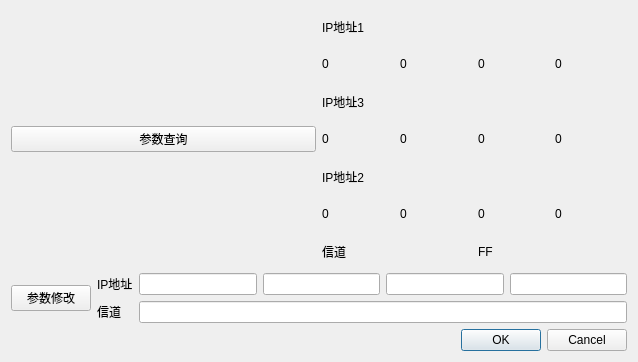
The window that argsetup.ui (ishamo/boom) describes before a commit, drawn with Qt 5.
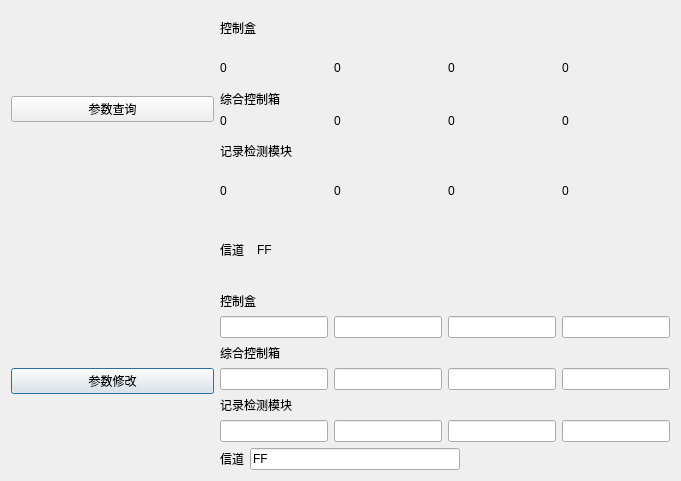
The same window after the commit.

Patch:
```diff
--- a/argsetup.ui
+++ b/argsetup.ui
@@ -6,8 +6,8 @@
    <rect>
     <x>0</x>
     <y>0</y>
-    <width>638</width>
-    <height>362</height>
+    <width>681</width>
+    <height>481</height>
    </rect>
   </property>
   <property name="windowTitle">
@@ -17,21 +17,12 @@
    <bool>true</bool>
   </property>
   <layout class="QGridLayout" name="gridLayout">
-   <item row="0" column="0">
-    <layout class="QHBoxLayout" name="horizontalLayout_6">
-     <item>
-      <widget class="QPushButton" name="pushButton">
-       <property name="text">
-        <string>参数查询</string>
-       </property>
-      </widget>
-     </item>
-     <item>
-      <layout class="QVBoxLayout" name="verticalLayout_2">
+   <item row="0" column="1" colspan="2">
+    <layout class="QVBoxLayout" name="verticalLayout_7">
        <item>
         <widget class="QLabel" name="label">
          <property name="text">
-          <string>IP地址1</string>
+        <string>控制盒</string>
          </property>
         </widget>
        </item>
@@ -67,49 +58,48 @@
          </item>
         </layout>
        </item>
-       <item>
-        <widget class="QLabel" name="label_17">
-         <property name="text">
-          <string>IP地址3</string>
-         </property>
-        </widget>
-       </item>
-       <item>
-        <layout class="QHBoxLayout" name="horizontalLayout_3">
-         <item>
-          <widget class="QLabel" name="label_19">
-           <property name="text">
-            <string>0</string>
-           </property>
-          </widget>
-         </item>
-         <item>
-          <widget class="QLabel" name="label_20">
-           <property name="text">
-            <string>0</string>
-           </property>
-          </widget>
-         </item>
-         <item>
-          <widget class="QLabel" name="label_21">
-           <property name="text">
-            <string>0</string>
-           </property>
-          </widget>
-         </item>
-         <item>
-          <widget class="QLabel" name="label_22">
-           <property name="text">
-            <string>0</string>
-           </property>
-          </widget>
-         </item>
-        </layout>
-       </item>
+    </layout>
+   </item>
+   <item row="3" column="2">
+    <widget class="QLabel" name="label_9">
+     <property name="text">
+      <string>FF</string>
+     </property>
+    </widget>
+   </item>
+   <item row="4" column="0">
+    <widget class="QPushButton" name="pushButton_2">
+     <property name="text">
+      <string>参数修改</string>
+     </property>
+    </widget>
+   </item>
+   <item row="3" column="1">
+    <widget class="QLabel" name="label_2">
+     <property name="maximumSize">
+      <size>
+       <width>31</width>
+       <height>16777215</height>
+      </size>
+     </property>
+     <property name="text">
+      <string>信道</string>
+     </property>
+    </widget>
+   </item>
+   <item row="1" column="0">
+    <widget class="QPushButton" name="pushButton">
+     <property name="text">
+      <string>参数查询</string>
+     </property>
+    </widget>
+   </item>
+   <item row="2" column="1" colspan="2">
+    <layout class="QVBoxLayout" name="verticalLayout">
        <item>
         <widget class="QLabel" name="label_10">
          <property name="text">
-          <string>IP地址2</string>
+        <string>记录检测模块</string>
          </property>
         </widget>
        </item>
@@ -145,57 +135,62 @@
          </item>
         </layout>
        </item>
+    </layout>
+   </item>
+   <item row="1" column="1" colspan="2">
+    <layout class="QVBoxLayout" name="verticalLayout_2">
        <item>
-        <layout class="QHBoxLayout" name="horizontalLayout_9">
-         <item>
-          <widget class="QLabel" name="label_2">
+      <widget class="QLabel" name="label_17">
            <property name="text">
-            <string>信道</string>
+        <string>综合控制箱</string>
            </property>
           </widget>
          </item>
          <item>
-          <widget class="QLabel" name="label_9">
+      <layout class="QHBoxLayout" name="horizontalLayout_3">
+       <item>
+        <widget class="QLabel" name="label_19">
            <property name="text">
-            <string>FF</string>
+          <string>0</string>
            </property>
           </widget>
          </item>
-        </layout>
-       </item>
-      </layout>
-     </item>
-    </layout>
-   </item>
-   <item row="1" column="0">
-    <layout class="QHBoxLayout" name="horizontalLayout_4">
      <item>
-      <widget class="QPushButton" name="pushButton_2">
+        <widget class="QLabel" name="label_20">
        <property name="text">
-        <string>参数修改</string>
+          <string>0</string>
        </property>
       </widget>
      </item>
      <item>
-      <layout class="QVBoxLayout" name="verticalLayout">
-       <item>
-        <widget class="QLabel" name="label_3">
+        <widget class="QLabel" name="label_21">
          <property name="text">
-          <string>IP地址</string>
+          <string>0</string>
          </property>
         </widget>
        </item>
        <item>
-        <widget class="QLabel" name="label_4">
+        <widget class="QLabel" name="label_22">
          <property name="text">
-          <string>信道</string>
+          <string>0</string>
          </property>
         </widget>
        </item>
       </layout>
      </item>
+    </layout>
+   </item>
+   <item row="4" column="1" colspan="2">
+    <layout class="QVBoxLayout" name="verticalLayout_6">
      <item>
-      <layout class="QVBoxLayout" name="verticalLayout_4">
+      <layout class="QVBoxLayout" name="verticalLayout_3">
+       <item>
+        <widget class="QLabel" name="label_23">
+         <property name="text">
+          <string>控制盒</string>
+         </property>
+        </widget>
+       </item>
        <item>
         <layout class="QHBoxLayout" name="horizontalLayout_2">
          <item>
@@ -212,29 +207,101 @@
          </item>
         </layout>
        </item>
+      </layout>
+     </item>
        <item>
-        <widget class="QLineEdit" name="lineEdit_5"/>
+      <layout class="QVBoxLayout" name="verticalLayout_4">
+       <item>
+        <widget class="QLabel" name="label_18">
+         <property name="text">
+          <string>综合控制箱</string>
+         </property>
+        </widget>
        </item>
+       <item>
+        <layout class="QHBoxLayout" name="horizontalLayout_4">
+         <item>
+          <widget class="QLineEdit" name="lineEdit_6"/>
+         </item>
+         <item>
+          <widget class="QLineEdit" name="lineEdit_7"/>
+         </item>
+         <item>
+          <widget class="QLineEdit" name="lineEdit_8"/>
+         </item>
+         <item>
+          <widget class="QLineEdit" name="lineEdit_9"/>
+         </item>
       </layout>
      </item>
     </layout>
    </item>
-   <item row="2" column="0">
-    <widget class="QDialogButtonBox" name="buttonBox">
+     <item>
+      <layout class="QVBoxLayout" name="verticalLayout_5">
+       <item>
+        <widget class="QLabel" name="label_11">
+         <property name="text">
+          <string>记录检测模块</string>
+         </property>
+        </widget>
+       </item>
+       <item>
+        <layout class="QHBoxLayout" name="horizontalLayout_7">
+         <item>
+          <widget class="QLineEdit" name="lineEdit_10"/>
+         </item>
+         <item>
+          <widget class="QLineEdit" name="lineEdit_11"/>
+         </item>
+         <item>
+          <widget class="QLineEdit" name="lineEdit_12"/>
+         </item>
+         <item>
+          <widget class="QLineEdit" name="lineEdit_13"/>
+         </item>
+        </layout>
+       </item>
+      </layout>
+     </item>
+     <item>
+      <layout class="QHBoxLayout" name="horizontalLayout_8">
+       <item>
+        <widget class="QLabel" name="label_4">
+         <property name="text">
+          <string>信道</string>
+         </property>
+        </widget>
+       </item>
+       <item>
+        <widget class="QLineEdit" name="lineEdit_5">
+         <property name="text">
+          <string>FF</string>
+         </property>
+        </widget>
+       </item>
+       <item>
+        <spacer name="horizontalSpacer">
      <property name="orientation">
       <enum>Qt::Horizontal</enum>
      </property>
-     <property name="standardButtons">
-      <set>QDialogButtonBox::Cancel|QDialogButtonBox::Ok</set>
-     </property>
-    </widget>
-   </item>
-  </layout>
-  <zorder>buttonBox</zorder>
-  <zorder>layoutWidget</zorder>
-  <zorder>layoutWidget_2</zorder>
-  <zorder>label_2</zorder>
-  <zorder></zorder>
+         <property name="sizeType">
+          <enum>QSizePolicy::Expanding</enum>
+         </property>
+         <property name="sizeHint" stdset="0">
+          <size>
+           <width>40</width>
+           <height>20</height>
+          </size>
+         </property>
+        </spacer>
+       </item>
+      </layout>
+     </item>
+    </layout>
+   </item>
+  </layout>
+  <zorder>pushButton_2</zorder>
+  <zorder>pushButton</zorder>
  </widget>
  <resources/>
  <connections>
```
Left out of the diff: 37 changed lines with no effect on the pictures. Lines whose indentation alone changed are shown as unchanged.
